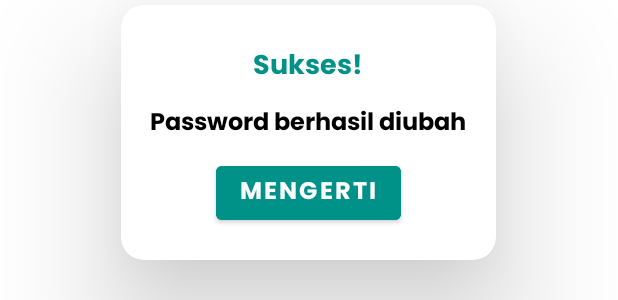
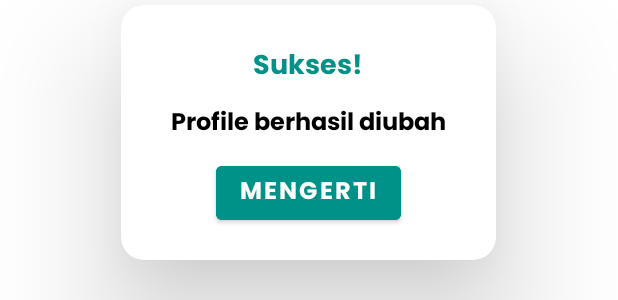
Before and after one commit to NutriLens-Bangkit-2024/NutriLens_App, an Android app: the layout dialog_success_password.xml on its own in the app's theme, with its tools: preview values and no code run, on a phone screen of 412 x 824 dp. Shown: the part 485-785 px from the top of the screen. Run offline under Robolectric (Android 15) with nearby library versions, the phone set to English and light mode, and no system bars; network calls fail.

Commit message:
slight layout changes

```diff
--- a/app/src/main/res/layout/dialog_ingin_mengonsumsi.xml
+++ b/app/src/main/res/layout/dialog_ingin_mengonsumsi.xml
@@ -32,7 +32,7 @@
             android:layout_width="102dp"
             android:layout_height="wrap_content"
             android:fontFamily="@font/poppins_bold"
-            android:textSize="14sp"
+            android:textSize="12sp"
             android:textColor="@color/primary"
             android:text="@string/kembali"
             app:strokeColor="@color/primary"
@@ -47,7 +47,7 @@
             android:layout_width="102dp"
             android:layout_height="wrap_content"
             android:fontFamily="@font/poppins_bold"
-            android:textSize="14sp"
+            android:textSize="12sp"
             android:textColor="@color/white"
             android:text="@string/yakin"
             android:backgroundTint="@color/primary"
--- a/app/src/main/res/layout/dialog_nutriscore.xml
+++ b/app/src/main/res/layout/dialog_nutriscore.xml
@@ -22,7 +22,7 @@
             android:textSize="16sp"
             android:textColor="@color/black"
             android:text="@string/dialog_nutri_score"
-            android:layout_marginTop="16dp"
+            android:layout_marginTop="10dp"
             android:gravity="center"
             app:layout_constraintStart_toStartOf="parent"
             app:layout_constraintEnd_toEndOf="parent"
@@ -58,7 +58,7 @@
             android:layout_width="wrap_content"
             android:layout_height="wrap_content"
             android:fontFamily="@font/poppins_bold"
-            android:textSize="16sp"
+            android:textSize="15sp"
             android:textColor="@color/white"
             android:text="@string/mengerti"
             android:backgroundTint="@color/primary"
--- a/app/src/main/res/layout/dialog_success_password.xml
+++ b/app/src/main/res/layout/dialog_success_password.xml
@@ -34,7 +34,7 @@
             android:fontFamily="@font/poppins_bold"
             android:textSize="16sp"
             android:textColor="@color/black"
-            android:text="@string/password_diubah"
+            android:text="@string/profile_change"
             android:gravity="center"
             android:layout_marginTop="8dp"
             app:layout_constraintStart_toStartOf="parent"
--- a/app/src/main/res/values/strings.xml
+++ b/app/src/main/res/values/strings.xml
@@ -51,11 +51,11 @@
     <string name="light_mode">Light Mode</string>
     <string name="dialog_ingin_keluar">Yakin ingin keluar?</string>
     <string name="sukses">Sukses!</string>
-    <string name="password_diubah">Password berhasil diubah</string>
+    <string name="profile_change">Profile berhasil diubah</string>
     <string name="ubah_username">Ubah Nama</string>
     <string name="change_profile">Ubah Profile</string>
     <string name="berita">Berita</string>
-    <string name="logout">Logout</string>
+    <string name="logout">Keluar</string>
     <!-- TODO: Remove or change this placeholder text -->
     <string name="hello_blank_fragment">Hello blank fragment</string>
     <string name="text_login_welcome">Selamat datang kembali!</string>
```
